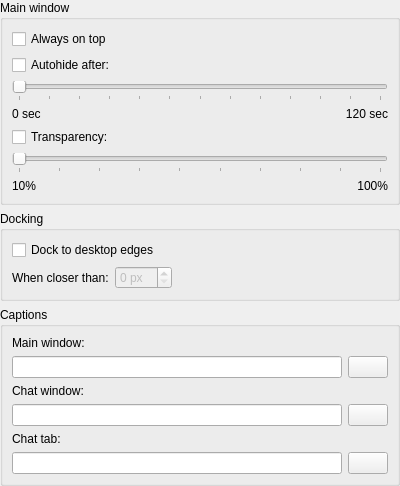
First picture: the form in src/widgets/settingpages/DisplaySettings.ui, repository KittyIM/Client, before the edit.
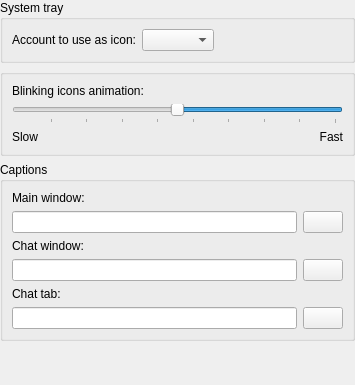
Second picture: the form after the edit. Custom widgets are drawn as their Qt base class.

Commit message: MessageQueue added. Tray icon now can be set to show account's status. Use .png ico for tray. Fixed edit field height bug. Disabled archiving for group chats (for now).

Patch:
```diff
--- a/src/widgets/settingpages/DisplaySettings.ui
+++ b/src/widgets/settingpages/DisplaySettings.ui
@@ -6,8 +6,8 @@
    <rect>
     <x>0</x>
     <y>0</y>
-    <width>400</width>
-    <height>465</height>
+    <width>355</width>
+    <height>385</height>
    </rect>
   </property>
   <property name="windowTitle">
@@ -20,117 +20,23 @@
    <item>
     <widget class="QGroupBox" name="displayGroupBox">
      <property name="title">
-      <string>Main window</string>
+      <string>System tray</string>
      </property>
      <layout class="QFormLayout" name="_2">
       <property name="fieldGrowthPolicy">
        <enum>QFormLayout::ExpandingFieldsGrow</enum>
       </property>
-      <item row="0" column="0" colspan="2">
-       <widget class="QCheckBox" name="alwaysOnTopCheckBox">
+      <item row="0" column="0">
+       <widget class="QLabel" name="systemTrayAccountLabel">
         <property name="text">
-         <string>Always on top</string>
+         <string>Account to use as icon:</string>
         </property>
        </widget>
       </item>
-      <item row="4" column="0">
-       <widget class="QCheckBox" name="transparencyCheckBox">
-        <property name="text">
-         <string>Transparency:</string>
-        </property>
-       </widget>
-      </item>
-      <item row="1" column="0">
-       <widget class="QCheckBox" name="autoHideCheckBox">
-        <property name="text">
-         <string>Autohide after:</string>
-        </property>
-       </widget>
-      </item>
-      <item row="2" column="0" colspan="2">
-       <widget class="QSlider" name="autoHideSlider">
-        <property name="enabled">
-         <bool>false</bool>
-        </property>
-        <property name="maximum">
-         <number>120</number>
-        </property>
-        <property name="orientation">
-         <enum>Qt::Horizontal</enum>
-        </property>
-        <property name="tickPosition">
-         <enum>QSlider::TicksBelow</enum>
-        </property>
-        <property name="tickInterval">
-         <number>10</number>
-        </property>
-       </widget>
-      </item>
-      <item row="6" column="0">
-       <widget class="QLabel" name="transparencyMinLabel">
-        <property name="text">
-         <string notr="true">10%</string>
-        </property>
-       </widget>
-      </item>
-      <item row="5" column="0" colspan="2">
-       <widget class="QSlider" name="transparencySlider">
-        <property name="enabled">
-         <bool>false</bool>
-        </property>
-        <property name="minimum">
-         <number>10</number>
-        </property>
-        <property name="maximum">
-         <number>100</number>
-        </property>
-        <property name="orientation">
-         <enum>Qt::Horizontal</enum>
-        </property>
-        <property name="tickPosition">
-         <enum>QSlider::TicksBelow</enum>
-        </property>
-        <property name="tickInterval">
-         <number>10</number>
-        </property>
-       </widget>
-      </item>
-      <item row="6" column="1">
-       <widget class="QLabel" name="transparencyMaxLabel">
-        <property name="sizePolicy">
-         <sizepolicy hsizetype="Expanding" vsizetype="Preferred">
-          <horstretch>0</horstretch>
-          <verstretch>0</verstretch>
-         </sizepolicy>
-        </property>
-        <property name="text">
-         <string notr="true">100%</string>
-        </property>
-        <property name="alignment">
-         <set>Qt::AlignRight|Qt::AlignTrailing|Qt::AlignVCenter</set>
-        </property>
-       </widget>
-      </item>
-      <item row="3" column="0">
-       <widget class="QLabel" name="autoHideMinLabel">
-        <property name="text">
-         <string>0 sec</string>
-        </property>
-       </widget>
-      </item>
-      <item row="3" column="1">
-       <widget class="QLabel" name="autoHideMaxLabel">
-        <property name="sizePolicy">
-         <sizepolicy hsizetype="Expanding" vsizetype="Preferred">
-          <horstretch>0</horstretch>
-          <verstretch>0</verstretch>
-         </sizepolicy>
-        </property>
-        <property name="text">
-         <string>120 sec</string>
-        </property>
-        <property name="alignment">
-         <set>Qt::AlignRight|Qt::AlignTrailing|Qt::AlignVCenter</set>
+      <item row="0" column="1">
+       <widget class="QComboBox" name="systemTrayAccountComboBox">
+        <property name="sizeAdjustPolicy">
+         <enum>QComboBox::AdjustToContents</enum>
         </property>
        </widget>
       </item>
@@ -140,33 +46,55 @@
    <item>
     <widget class="QGroupBox" name="dockingGroupBox">
      <property name="title">
-      <string>Docking</string>
+      <string/>
      </property>
-     <layout class="QFormLayout">
-      <property name="fieldGrowthPolicy">
-       <enum>QFormLayout::ExpandingFieldsGrow</enum>
-      </property>
-      <item row="2" column="0">
-       <widget class="QLabel" name="dockDistanceLabel">
-        <property name="text">
-         <string>When closer than:</string>
-        </property>
-       </widget>
-      </item>
+     <layout class="QFormLayout" name="formLayout_2">
       <item row="2" column="1">
-       <widget class="QSpinBox" name="dockDistanceSpinBox">
-        <property name="enabled">
-         <bool>false</bool>
+       <widget class="QLabel" name="blinkingFastLabel">
+        <property name="text">
+         <string>Fast</string>
         </property>
-        <property name="suffix">
-         <string> px</string>
+        <property name="alignment">
+         <set>Qt::AlignRight|Qt::AlignTrailing|Qt::AlignVCenter</set>
+        </property>
+       </widget>
+      </item>
+      <item row="2" column="0">
+       <widget class="QLabel" name="blinkingSlowLabel">
+        <property name="text">
+         <string>Slow</string>
         </property>
        </widget>
       </item>
       <item row="1" column="0" colspan="2">
-       <widget class="QCheckBox" name="dockToEdgesCheckBox">
+       <widget class="QSlider" name="blinkingSlider">
+        <property name="minimum">
+         <number>100</number>
+        </property>
+        <property name="maximum">
+         <number>900</number>
+        </property>
+        <property name="value">
+         <number>500</number>
+        </property>
+        <property name="orientation">
+         <enum>Qt::Horizontal</enum>
+        </property>
+        <property name="invertedAppearance">
+         <bool>true</bool>
+        </property>
+        <property name="tickPosition">
+         <enum>QSlider::TicksBelow</enum>
+        </property>
+        <property name="tickInterval">
+         <number>90</number>
+        </property>
+       </widget>
+      </item>
+      <item row="0" column="0" colspan="2">
+       <widget class="QLabel" name="blinkingLabel">
         <property name="text">
-         <string>Dock to desktop edges</string>
+         <string>Blinking icons animation:</string>
         </property>
        </widget>
       </item>
@@ -241,7 +169,7 @@
      <property name="sizeHint" stdset="0">
       <size>
        <width>20</width>
-       <height>0</height>
+       <height>52</height>
       </size>
      </property>
     </spacer>
```
Left out of the diff: 59 changed lines with no effect on the pictures. The commit also changes 44 other files.
